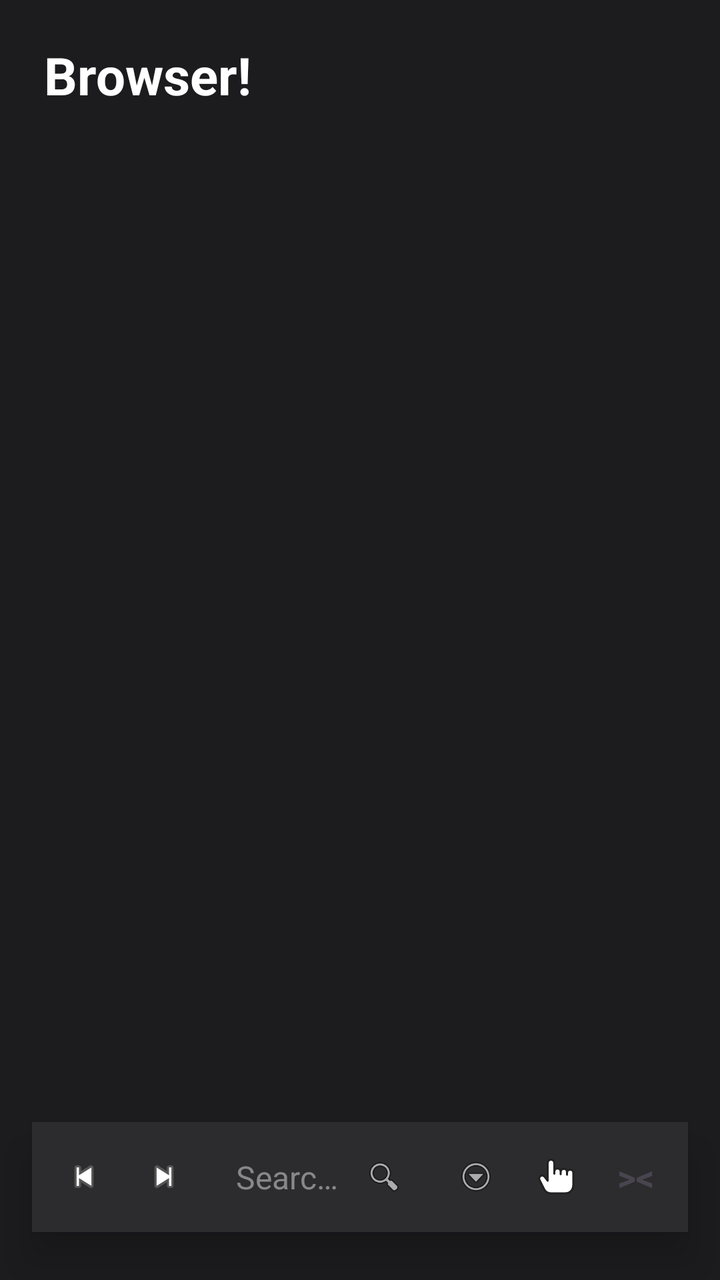
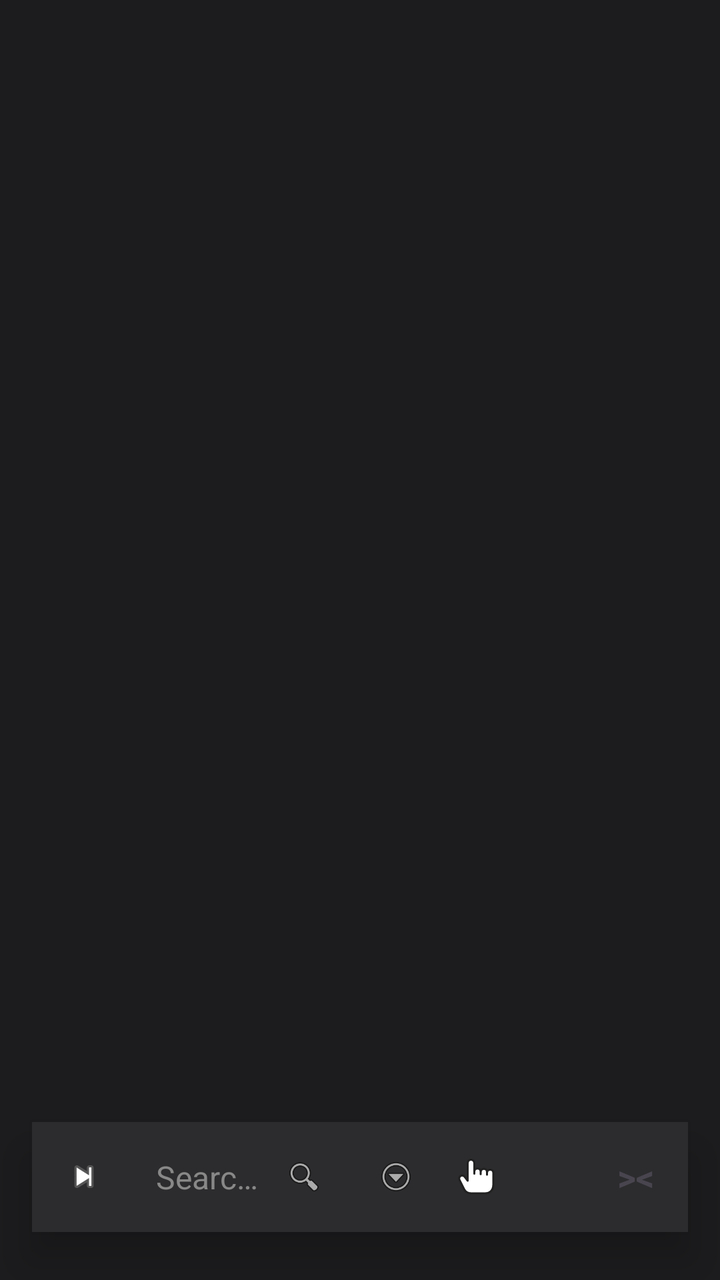

Compare the two renders of this Android layout. The source of the first and the diff that turns it into the second are given below.
<!-- AndroidManifest.xml: application theme Theme.OwnPhotoONWall -->
<!-- res/layout/activity_private_browser.xml -->
<?xml version="1.0" encoding="utf-8"?>

<RelativeLayout xmlns:android="http://schemas.android.com/apk/res/android"
    xmlns:app="http://schemas.android.com/apk/res-auto"
    xmlns:tools="http://schemas.android.com/tools"
    android:id="@+id/browserRoot"
    android:layout_width="match_parent"
    android:layout_height="match_parent"
    android:background="#1C1C1E"
    tools:ignore="HardcodedText,Autofill,ContentDescription">

    <ProgressBar
        android:id="@+id/browserProgressBar"
        style="?android:attr/progressBarStyleHorizontal"
        android:layout_width="match_parent"
        android:layout_height="3dp"
        android:layout_alignParentTop="true"
        android:progressDrawable="@drawable/modern_button"
        android:visibility="gone"
        android:elevation="2dp" />

    <FrameLayout
        android:id="@+id/webViewContainer"
        android:layout_width="match_parent"
        android:layout_height="match_parent"
        android:layout_below="@id/browserProgressBar" />

    <LinearLayout
        android:id="@+id/homeOverlay"
        android:layout_width="match_parent"
        android:layout_height="match_parent"
        android:orientation="vertical"
        android:paddingStart="16dp"
        android:paddingEnd="16dp"
        android:paddingTop="20dp"
        android:paddingBottom="100dp"
        android:background="#1C1C1E"
        android:visibility="visible"
        android:elevation="4dp">

        <TextView
            android:id="@+id/tvHomeTitle"
            android:layout_width="wrap_content"
            android:layout_height="wrap_content"
            android:text="Browser!"
            android:textColor="#FFFFFF"
            android:textSize="26sp"
            android:textStyle="bold"
            android:layout_marginStart="6dp"
            android:layout_marginBottom="16dp" />

        <ScrollView
            android:layout_width="match_parent"
            android:layout_height="0dp"
            android:layout_weight="1"
            android:scrollbars="none">

            <GridLayout
                android:id="@+id/homeShortcutList"
                android:layout_width="match_parent"
                android:layout_height="wrap_content"
                android:columnCount="2"
                android:alignmentMode="alignMargins" />
        </ScrollView>
    </LinearLayout>

    <LinearLayout
        android:id="@+id/searchCapsule"
        android:layout_width="match_parent"
        android:layout_height="wrap_content"
        android:minHeight="55dp"
        android:layout_alignParentBottom="true"
        android:layout_marginHorizontal="16dp"
        android:layout_marginBottom="24dp"
        android:background="#2C2C2E"
        android:orientation="horizontal"
        android:gravity="center_vertical"
        android:elevation="12dp"
        android:paddingHorizontal="6dp"
        android:animateLayoutChanges="true">

        <ImageView
            android:id="@+id/btnBrowserBack"
            android:layout_width="40dp"
            android:layout_height="40dp"
            android:padding="10dp"
            android:src="@android:drawable/ic_media_previous"
            android:background="?selectableItemBackgroundBorderless"/>

        <ImageView
            android:id="@+id/btnBrowserForward"
            android:layout_width="40dp"
            android:layout_height="40dp"
            android:padding="10dp"
            android:src="@android:drawable/ic_media_next"
            android:background="?selectableItemBackgroundBorderless"/>

        <LinearLayout
            android:id="@+id/urlInputContainer"
            android:layout_width="0dp"
            android:layout_height="wrap_content"
            android:minHeight="43dp"
            android:layout_weight="1"
            android:layout_marginVertical="6dp"
            android:layout_marginHorizontal="4dp"
            android:orientation="horizontal"
            android:gravity="center_vertical"
            android:paddingStart="12dp"
            android:paddingEnd="4dp">

            <EditText
                android:id="@+id/etSearchUrl"
                android:layout_width="0dp"
                android:layout_height="wrap_content"
                android:minHeight="43dp"
                android:layout_weight="1"
                android:background="@null"
                android:hint="Search here"
                android:textColorHint="#888888"
                android:textColor="#FFFFFF"
                android:textSize="16sp"
                android:maxLines="1"
                android:ellipsize="end"
                android:imeOptions="actionGo"
                android:inputType="textUri" />

            <FrameLayout
                android:layout_width="36dp"
                android:layout_height="36dp">

                <ImageView
                    android:id="@+id/btnBrowserGo"
                    android:layout_width="match_parent"
                    android:layout_height="match_parent"
                    android:padding="8dp"
                    android:src="@android:drawable/ic_menu_search"
                    android:background="?selectableItemBackgroundBorderless"/>

                <ProgressBar
                    android:id="@+id/pageLoadIndicator"
                    android:layout_width="match_parent"
                    android:layout_height="match_parent"
                    android:indeterminate="true"
                    android:indeterminateTint="#00E676"
                    android:padding="2dp"
                    android:visibility="gone" />
            </FrameLayout>

        </LinearLayout>

        <ImageView
            android:id="@+id/btnBrowserMenu"
            android:layout_width="40dp"
            android:layout_height="40dp"
            android:padding="10dp"
            android:src="@android:drawable/ic_menu_more"
            android:background="?selectableItemBackgroundBorderless"/>

        <FrameLayout
            android:id="@+id/btnAutoScroll"
            android:layout_width="40dp"
            android:layout_height="40dp"
            android:background="?selectableItemBackgroundBorderless">

            <ImageView
                android:id="@+id/ivAutoScrollIcon"
                android:layout_width="match_parent"
                android:layout_height="match_parent"
                android:padding="10dp"
                android:src="@drawable/ic_hand_gesture" />

            <ProgressBar
                android:id="@+id/autoActionIndicator"
                android:layout_width="match_parent"
                android:layout_height="match_parent"
                android:indeterminate="true"
                android:indeterminateTint="#00E676"
                android:padding="2dp"
                android:visibility="gone" />
        </FrameLayout>

        <TextView
            android:id="@+id/btnFullscreenToggle"
            android:layout_width="40dp"
            android:layout_height="40dp"
            android:text=">&lt;"
            android:textSize="18sp"
            android:textStyle="bold"
            android:gravity="center"
            android:background="?selectableItemBackgroundBorderless"/>

        <ImageView
            android:id="@+id/btnDismissSearch"
            android:layout_width="40dp"
            android:layout_height="40dp"
            android:padding="10dp"
            android:src="@drawable/ic_arrow_down"
            android:background="?selectableItemBackgroundBorderless"
            android:visibility="gone"/>
    </LinearLayout>

    <LinearLayout
        android:id="@+id/tabsOverlay"
        android:layout_width="match_parent"
        android:layout_height="match_parent"
        android:orientation="vertical"
        android:background="#1E1A18"
        android:visibility="gone"
        android:elevation="20dp"
        android:padding="16dp">

        <RelativeLayout
            android:layout_width="match_parent"
            android:layout_height="wrap_content"
            android:layout_marginBottom="16dp">

            <TextView
                android:id="@+id/btnAddNewTab"
                android:layout_width="60dp"
                android:layout_height="40dp"
                android:text="+"
                android:textSize="24sp"
                android:textColor="#000000"
                android:textStyle="bold"
                android:gravity="center"
                android:includeFontPadding="false"
                android:padding="0dp"
                android:layout_alignParentStart="true"
                android:background="@drawable/modern_button"
                android:backgroundTint="#FFB59F"/>

            <ImageView
                android:id="@+id/btnCloseTabsOverlay"
                android:layout_width="40dp"
                android:layout_height="40dp"
                android:src="@android:drawable/ic_menu_close_clear_cancel"
                android:layout_alignParentEnd="true"
                android:layout_centerVertical="true"
                app:tint="#FFFFFF"/>
        </RelativeLayout>

        <ScrollView
            android:layout_width="match_parent"
            android:layout_height="match_parent"
            android:scrollbars="none">
            <GridLayout
                android:id="@+id/tabsGrid"
                android:layout_width="match_parent"
                android:layout_height="wrap_content"
                android:columnCount="2"
                android:alignmentMode="alignMargins"/>
        </ScrollView>
    </LinearLayout>

    <LinearLayout
        android:id="@+id/downloadsOverlay"
        android:layout_width="match_parent"
        android:layout_height="match_parent"
        android:orientation="vertical"
        android:background="#1E1A18"
        android:visibility="gone"
        android:elevation="20dp"
        android:padding="16dp">

        <RelativeLayout
            android:layout_width="match_parent"
            android:layout_height="wrap_content"
            android:layout_marginBottom="24dp">

            <TextView
                android:id="@+id/tvDownloadsTitle"
                android:layout_width="wrap_content"
                android:layout_height="wrap_content"
                android:text="Downloads"
                android:textSize="24sp"
                android:textStyle="bold"
                android:textColor="#FFFFFF"/>

            <ImageView
                android:id="@+id/btnCloseDownloadsOverlay"
                android:layout_width="32dp"
                android:layout_height="32dp"
                android:src="@android:drawable/ic_menu_close_clear_cancel"
                android:layout_alignParentEnd="true"
                android:layout_centerVertical="true"
                app:tint="#FFFFFF"/>
        </RelativeLayout>

        <LinearLayout
            android:layout_width="match_parent"
            android:layout_height="wrap_content"
            android:orientation="horizontal"
            android:layout_marginBottom="16dp">

            <TextView
                android:id="@+id/btnAllDownloads"
                android:layout_width="wrap_content"
                android:layout_height="wrap_content"
                android:minHeight="36dp"
                android:minWidth="80dp"
                android:text="All"
                android:textColor="#FFFFFF"
                android:textSize="14sp"
                android:textStyle="bold"
                android:gravity="center"
                android:paddingHorizontal="24dp"
                android:paddingVertical="8dp"
                android:background="@drawable/modern_button"
                android:backgroundTint="#3D322F" />
        </LinearLayout>

        <ScrollView
            android:layout_width="match_parent"
            android:layout_height="match_parent"
            android:scrollbars="none">

            <LinearLayout
                android:id="@+id/downloadsList"
                android:layout_width="match_parent"
                android:layout_height="wrap_content"
                android:orientation="vertical"/>
        </ScrollView>
    </LinearLayout>

</RelativeLayout>
<!-- resources referenced by this layout -->
<resources>
  <!-- drawable ic_arrow_down (drawable) -->
  <?xml version="1.0" encoding="utf-8"?>
  <vector xmlns:android="http://schemas.android.com/apk/res/android"
      android:width="24dp"
      android:height="24dp"
      android:viewportWidth="24"
      android:viewportHeight="24"
      android:tint="#FFFFFF">
      <path
          android:fillColor="@android:color/white"
          android:pathData="M7.41,8.59L12,13.17l4.59,-4.58L18,10l-6,6 -6,-6 1.41,-1.41z" />
  </vector>
  <!-- drawable ic_hand_gesture (drawable) -->
  <?xml version="1.0" encoding="utf-8"?>
  <vector xmlns:android="http://schemas.android.com/apk/res/android"
      android:width="24dp"
      android:height="24dp"
      android:viewportWidth="24"
      android:viewportHeight="24">
  
      <path
          android:fillColor="#FFFFFF"
          android:strokeColor="#222222"
          android:strokeWidth="1.25"
          android:strokeLineCap="round"
          android:strokeLineJoin="round"
          android:pathData="
              M9.0,22.0
  
              C7.2,22.0 5.7,21.1 4.9,19.6
  
              L2.1,14.0
              C1.6,13.0 2.0,11.9 2.9,11.5
              C3.7,11.1 4.7,11.4 5.3,12.2
  
              L7.0,14.4
              L7.0,4.0
  
              C7.0,2.7 7.8,1.8 9.0,1.8
              C10.2,1.8 11.0,2.7 11.0,4.0
  
              L11.0,10.2
  
              L11.0,9.0
              C11.0,7.9 11.8,7.1 12.9,7.1
              C14.0,7.1 14.8,7.9 14.8,9.0
              L14.8,10.5
  
              L14.8,9.2
              C14.8,8.1 15.6,7.3 16.7,7.3
              C17.8,7.3 18.6,8.1 18.6,9.2
              L18.6,10.8
  
              L18.6,9.7
              C18.6,8.6 19.4,7.8 20.5,7.8
              C21.6,7.8 22.4,8.6 22.4,9.7
  
              L22.4,16.8
  
              C22.4,19.8 20.6,22.0 17.5,22.0
  
              Z" />
  
  </vector>
  <!-- drawable modern_button (drawable) -->
  <?xml version="1.0" encoding="utf-8"?>
  
  <shape xmlns:android="http://schemas.android.com/apk/res/android" android:shape="rectangle">
      <corners android:radius="30dp" /> <solid android:color="#2C2C2C" /> <padding android:left="16dp" android:right="16dp" android:top="12dp" android:bottom="12dp" />
  </shape>
  <style name="Theme.OwnPhotoONWall" parent="Base.Theme.OwnPhotoONWall" />
  <style name="Base.Theme.OwnPhotoONWall" parent="Theme.Material3.DayNight.NoActionBar">
          <item name="android:windowActivityTransitions">true</item>
          <item name="android:windowContentTransitions">true</item>
      </style>
</resources>

<!-- the commit's change to res/layout/activity_private_browser.xml (unified diff, before → after) -->
@@ -47,7 +47,8 @@
             android:textSize="26sp"
             android:textStyle="bold"
             android:layout_marginStart="6dp"
-            android:layout_marginBottom="16dp" />
+            android:layout_marginBottom="16dp"
+            android:visibility="gone"/>
 
         <ScrollView
             android:layout_width="match_parent"
@@ -80,15 +81,7 @@
         android:animateLayoutChanges="true">
 
         <ImageView
-            android:id="@+id/btnBrowserBack"
-            android:layout_width="40dp"
-            android:layout_height="40dp"
-            android:padding="10dp"
-            android:src="@android:drawable/ic_media_previous"
-            android:background="?selectableItemBackgroundBorderless"/>
-
-        <ImageView
-            android:id="@+id/btnBrowserForward"
+            android:id="@+id/btnBrowserFront"
             android:layout_width="40dp"
             android:layout_height="40dp"
             android:padding="10dp"
@@ -177,6 +170,28 @@
                 android:indeterminateTint="#00E676"
                 android:padding="2dp"
                 android:visibility="gone" />
+        </FrameLayout>
+
+        <FrameLayout
+            android:id="@+id/btnManageTabs"
+            android:layout_width="40dp"
+            android:layout_height="40dp"
+            android:background="?selectableItemBackgroundBorderless">
+
+            <View
+                android:id="@+id/tabBoxOutline"
+                android:layout_width="22dp"
+                android:layout_height="22dp"
+                android:layout_gravity="center" />
+
+            <TextView
+                android:id="@+id/tvTabCount"
+                android:layout_width="wrap_content"
+                android:layout_height="wrap_content"
+                android:layout_gravity="center"
+                android:textSize="12sp"
+                android:textStyle="bold"
+                android:includeFontPadding="false" />
         </FrameLayout>
 
         <TextView
